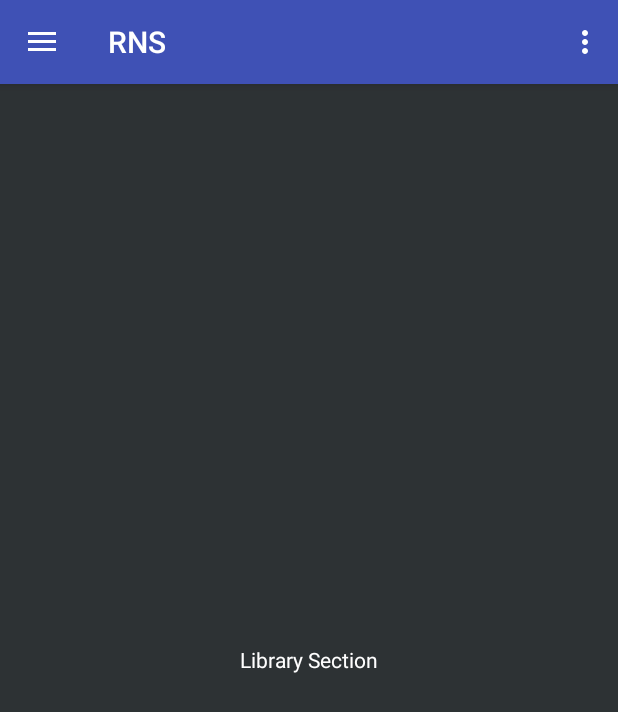
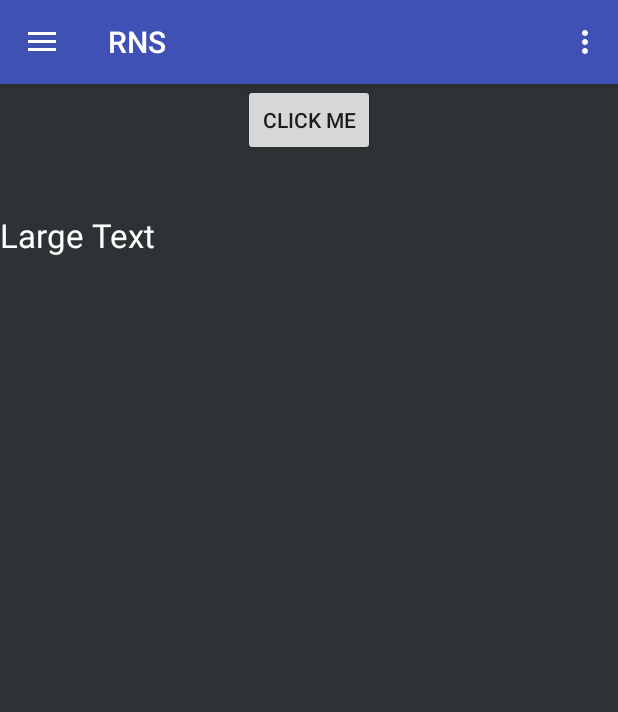
Before and after one commit to CharanNK/RNSIT, an Android app: the screen it shows after launch (MainActivity), in the side drawer, after a tap on "Library", on a phone screen of 412 x 824 dp. Shown: the top 712 px of the screen. Run offline under Robolectric (Android 15) with nearby library versions, the phone set to English and light mode, and no system bars.

Commit message:
Library Version 0.1
Prints the contents of the first cell present in the spreadsheet stored
in Google Drive.

```diff
--- a/app/src/main/java/com/smartamigos/rns/StartComponents/librarySection/library_main.java
+++ b/app/src/main/java/com/smartamigos/rns/StartComponents/librarySection/library_main.java
@@ -6,15 +6,46 @@ import android.support.annotation.Nullable;
 import android.view.LayoutInflater;
 import android.view.View;
 import android.view.ViewGroup;
+import android.widget.Button;
+import android.widget.TextView;
 
 import com.smartamigos.rns.R;
 
+import org.json.JSONArray;
+import org.json.JSONException;
+import org.json.JSONObject;
 
-public class library_main extends Fragment {
+
+public class library_main extends Fragment implements View.OnClickListener{
+
+    Button test;
+    TextView text;
+
     @Nullable
     @Override
     public View onCreateView(LayoutInflater inflater, ViewGroup container, Bundle savedInstanceState) {
         View view = inflater.inflate(R.layout.library_main,container,false);
+        test = (Button) view.findViewById(R.id.button);
+        text = (TextView) view.findViewById(R.id.textView4);
+        test.setOnClickListener(this);
         return view;
     }
+
+    public void onClick(View v) {
+        create_json cre = new create_json(this);
+        cre.execute("https://spreadsheets.google.com/tq?key=15Flz1Y6Ef6AA4p8-9QeNJ_ICAjMlvs83uE2ydtmFOJk");
+    }
+
+    public void onResult (JSONObject table) {
+        String print;
+        try {
+            JSONArray rows = table.getJSONArray("rows");
+            JSONArray c = rows.getJSONObject(0).getJSONArray("c");
+            JSONObject v = c.getJSONObject(0);
+            print = v.getString("v");
+            text.setText(print);
+        } catch (JSONException e) {
+            e.printStackTrace();
+        }
+    }
 }
--- a/app/src/main/java/com/smartamigos/rns/StartComponents/notesSection/notes_main.java
+++ b/app/src/main/java/com/smartamigos/rns/StartComponents/notesSection/notes_main.java
@@ -89,7 +89,7 @@ public class notes_main extends Fragment implements View.OnClickListener{
         private PowerManager.WakeLock mWakeLock;
         String extension=".pdf";
         String usn="1RN13ISxxx"; //USN can be replaced here
-        String subject="cn-2";
+        String subject="CN-2";
 
         public DownloadTask(Context context) {
             this.context = context;
--- a/app/src/main/res/layout/library_main.xml
+++ b/app/src/main/res/layout/library_main.xml
@@ -4,12 +4,24 @@
     android:layout_height="match_parent"
     android:background="#2D3234">
 
+    <Button
+        android:layout_width="wrap_content"
+        android:layout_height="wrap_content"
+        android:text="Click me"
+        android:id="@+id/button"
+        android:layout_alignParentTop="true"
+        android:layout_centerHorizontal="true" />
+
     <TextView
         android:layout_width="wrap_content"
         android:layout_height="wrap_content"
-        android:text="Library Section"
+        android:textAppearance="?android:attr/textAppearanceLarge"
+        android:text="Large Text"
         android:id="@+id/textView4"
-        android:layout_centerVertical="true"
-        android:layout_centerHorizontal="true"
-        android:textColor="#FFFFFF" />
+        android:layout_below="@+id/button"
+        android:layout_marginTop="38dp"
+        android:layout_alignParentBottom="true"
+        android:layout_alignParentEnd="true"
+        android:layout_alignParentStart="true"
+        android:textColor="#ffffff" />
 </RelativeLayout>
```
Also changed, not shown: app/src/main/java/com/smartamigos/rns/StartComponents/librarySection/create_json.java (added, +94 -0 lines).
